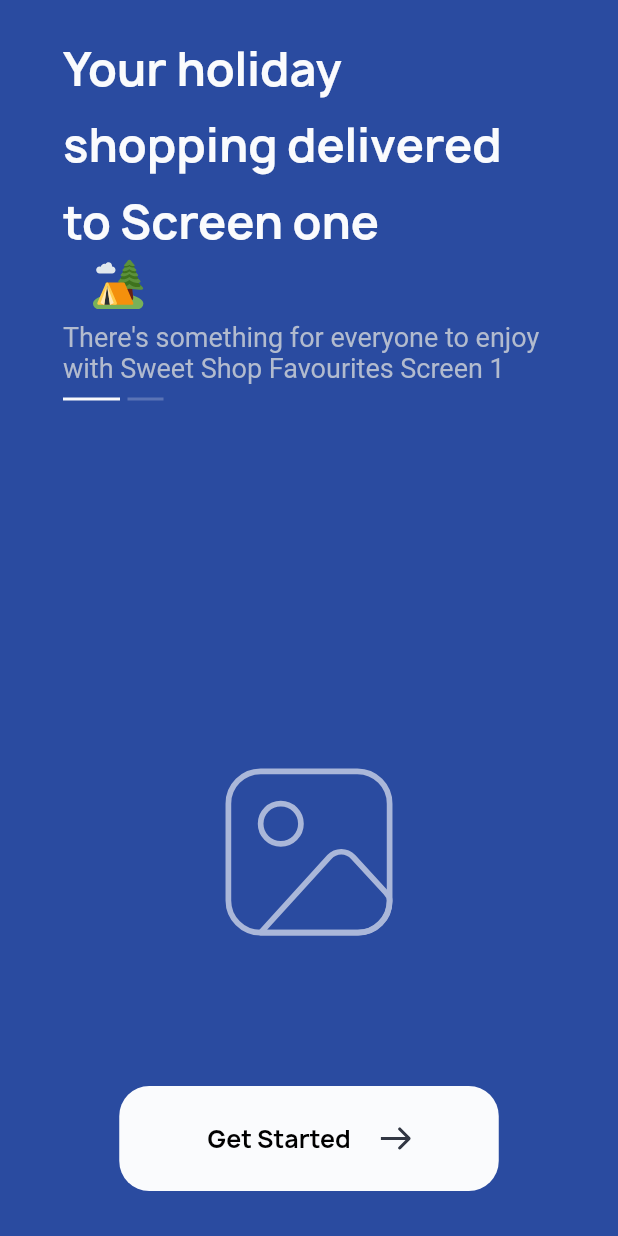
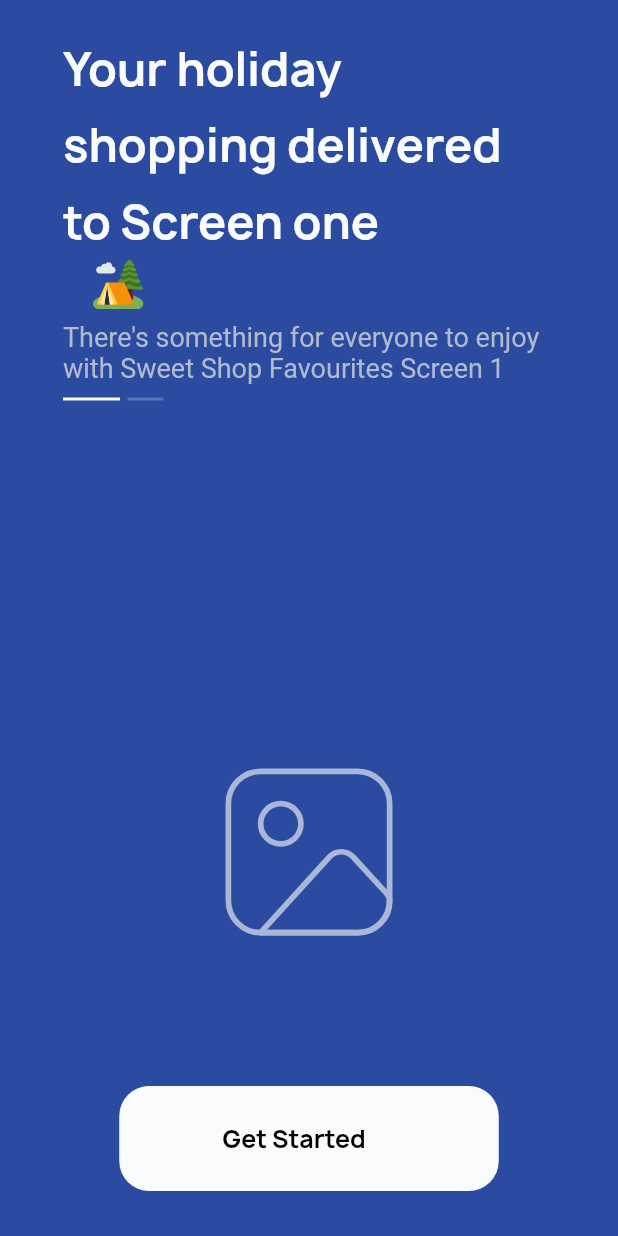
Before and after one commit to Suhaibusman/miniappflutter, a Flutter app: the screen it shows after launch, on a phone screen of 412 x 824 dp. Run offline on Flutter 3.47's test engine with Material 2 defaults, Android fonts, the phone set to English and light mode, and no system bars; our stand-ins replace curved_navigation_bar, flutter_svg.

Commit message:
mini app

```diff
--- a/lib/screens/onBoarding/on_board.dart
+++ b/lib/screens/onBoarding/on_board.dart
@@ -36,7 +36,8 @@ class _OnBoardingScreenState extends State<OnBoardingScreen> {
                     setState(() {
                      Navigator.push(context, MaterialPageRoute(builder: (context) => const HomeScreen(),));
                     });
-                   }, buttonHeight: 70, buttonWidth: 253, backgroundColor: const Color(0xffFAFBFD), fontColor: Colors.black, iconimage: "assets/images/Arrow 4.svg",),
+                   },
+                   borderColor: Colors.transparent, buttonHeight: 70, buttonWidth: 253, backgroundColor: const Color(0xffFAFBFD), fontColor: Colors.black, iconimage: "assets/images/Arrow 4.svg",),
                  )
               ],
             ),
--- a/lib/widgets/buttons.dart
+++ b/lib/widgets/buttons.dart
@@ -1,3 +1,4 @@
+// ignore_for_file: public_member_api_docs, sort_constructors_first
 import 'package:flutter/material.dart';
 import 'package:flutter_svg/flutter_svg.dart';
 
@@ -9,18 +10,21 @@ class CustomButtonWidget extends StatelessWidget {
   final double buttonWidth;
   final Color backgroundColor;
   final Color fontColor;
-  final String? iconimage;
+  Color borderColor;
+  String? iconimage;
   // final IconData? icondata;
-  const CustomButtonWidget({
-    super.key,
+  CustomButtonWidget({
+    Key? key,
+    // this.icondata,
     required this.buttonText,
     required this.onPressed,
     required this.buttonHeight,
     required this.buttonWidth,
     required this.backgroundColor,
-    required this.fontColor, this.iconimage,
-    // this.icondata,
-  });
+    required this.fontColor,
+    this.iconimage,
+    required this.borderColor,
+  }) : super(key: key);
 
   @override
   Widget build(BuildContext context) {
@@ -32,7 +36,7 @@ class CustomButtonWidget extends StatelessWidget {
         decoration: BoxDecoration(
           color: backgroundColor,
           borderRadius: const BorderRadius.all(Radius.circular(20)),
-
+          border: Border.all(color: borderColor)
         ),
         child: Row(
           mainAxisAlignment: MainAxisAlignment.center,
@@ -40,7 +44,11 @@ class CustomButtonWidget extends StatelessWidget {
             Center(child: Text(buttonText ,style:  TextStyle(fontFamily: "Manrope", fontSize: 16,fontWeight: FontWeight.w600 ,color: fontColor),)),
              Padding(
                padding: const EdgeInsets.only(left: 20),
-                child: SvgPicture.asset(iconimage! ,height: 20,width: 20,),
+                // child:
+
+                // SvgPicture.asset(
+
+                //   iconimage! ,height: 20,width: 20,),
              )
           ],
         ),
```
Also changed, not shown: lib/screens/category/category/widgets/category2/catitems.dart (+24 -5 lines).
